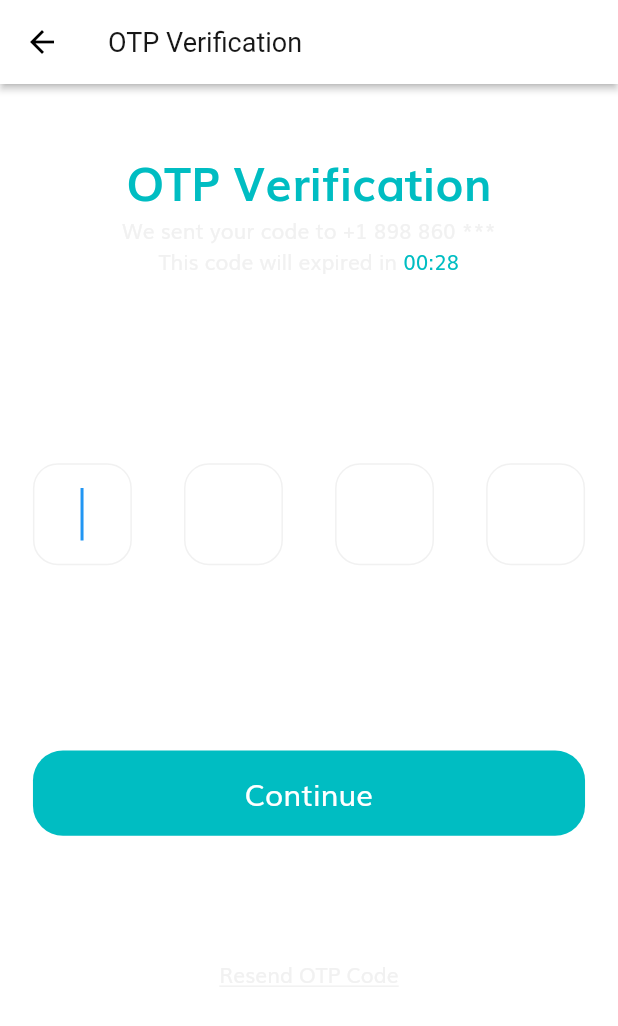
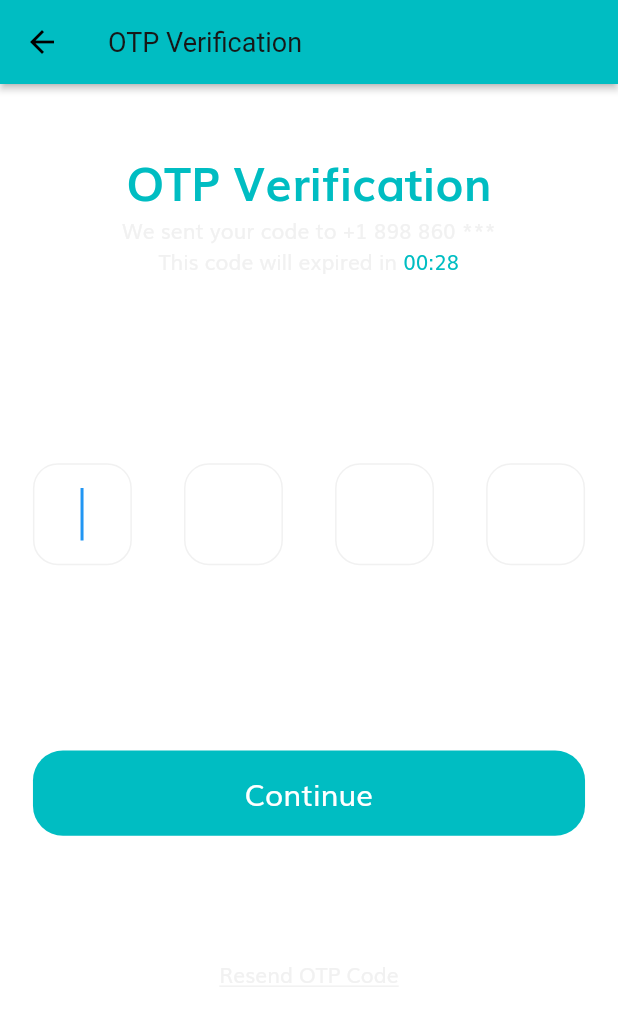
Before and after one commit to Ekeks/BusSystem, a Flutter app: the OtpScreen screen opened by its route, on a phone screen of 412 x 824 dp. Shown: the top 1026 px of the screen. Run offline on Flutter 3.47's test engine with Material 2 defaults, Android fonts, the phone set to English and light mode, and no system bars; our stand-ins replace flutter_svg.

Commit message:
changed app bar backround colour

```diff
--- a/lib/screens/otp/otp_screen.dart
+++ b/lib/screens/otp/otp_screen.dart
@@ -1,6 +1,7 @@
 import 'package:flutter/material.dart';
 import 'package:shop_app/size_config.dart';
 
+import '../../constants.dart';
 import 'components/body.dart';
 
 class OtpScreen extends StatelessWidget {
@@ -10,6 +11,7 @@ class OtpScreen extends StatelessWidget {
     SizeConfig().init(context);
     return Scaffold(
       appBar: AppBar(
+        backgroundColor: kPrimaryColor,
         title: Text("OTP Verification"),
       ),
       body: Body(),
--- a/lib/screens/sign_in/sign_up/sign_up_screen.dart
+++ b/lib/screens/sign_in/sign_up/sign_up_screen.dart
@@ -1,5 +1,6 @@
 import 'package:flutter/material.dart';
 
+import '../../../constants.dart';
 import 'components/body.dart';
 
 class SignUpScreen extends StatelessWidget {
@@ -8,6 +9,7 @@ class SignUpScreen extends StatelessWidget {
   Widget build(BuildContext context) {
     return Scaffold(
       appBar: AppBar(
+        backgroundColor: kPrimaryColor,
         title: Text("Sign Up"),
       ),
       body: Body(),
```
